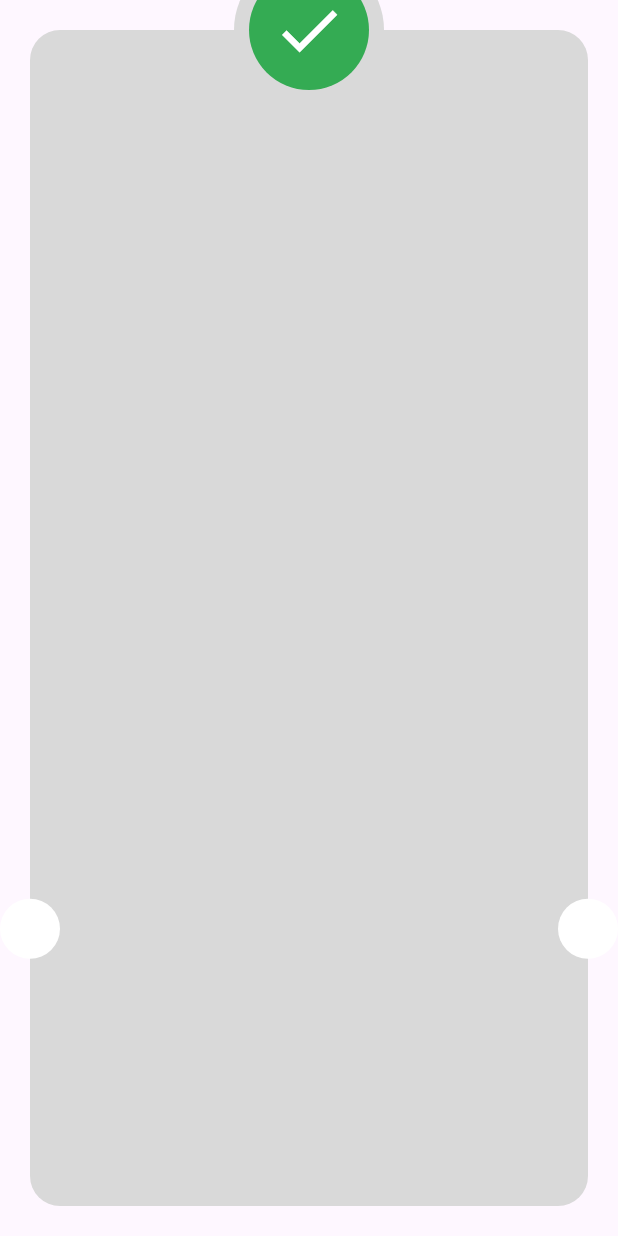
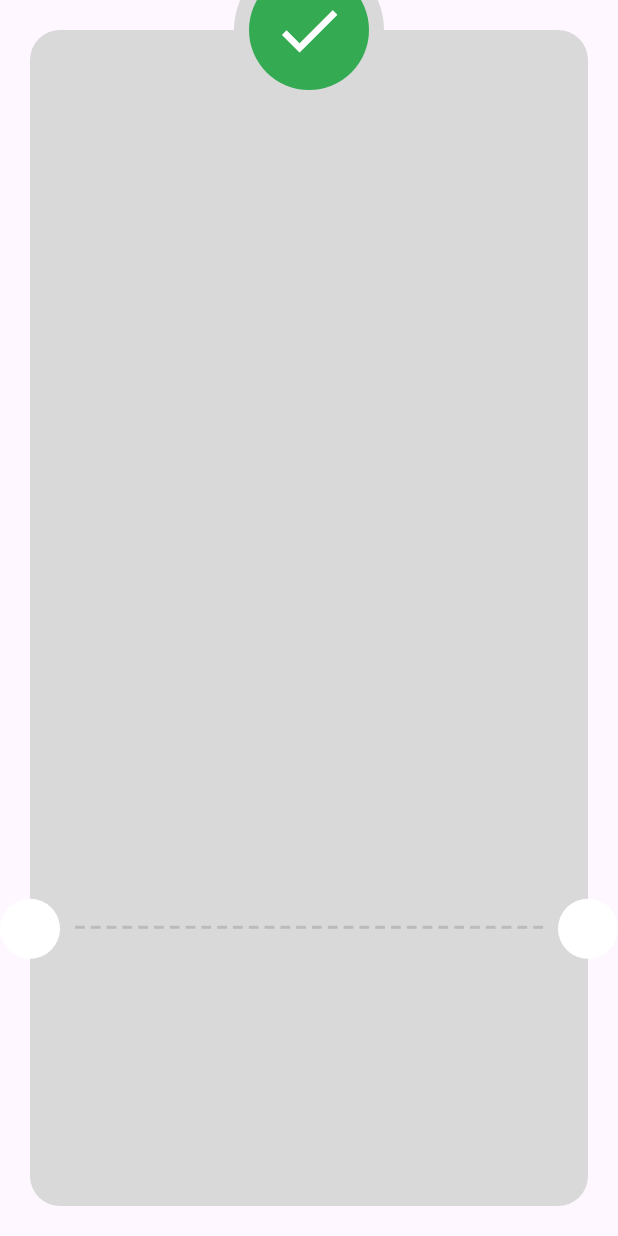
Before and after one commit to MohamedAliShosha/checkout_feature, a Flutter app: the ThankYouView screen opened directly, on a phone screen of 412 x 824 dp. Run offline on Flutter 3.47's test engine with Material 3 defaults, Android fonts, the phone set to English and light mode, and no system bars; our stand-ins replace flutter_credit_card; missing offline and left inert: svg_flutter.

Commit message:
feat: add horizontal divider to ThankYouViewBody for improved layout

```diff
--- a/lib/features/checkout/presentation/views/widgets/thank_you_view_body.dart
+++ b/lib/features/checkout/presentation/views/widgets/thank_you_view_body.dart
@@ -16,6 +16,27 @@ class ThankYouViewBody extends StatelessWidget {
                 color: const Color(0xffD9D9D9),
                 shape: RoundedRectangleBorder(
                   borderRadius: BorderRadius.circular(20),
+                ),
+              ),
+            ),
+            Positioned(
+              bottom: MediaQuery.sizeOf(context).height * .2 +
+                  20, // bottom moves the circle up , 20 is the radius of the circle
+              left: 20 + 8,
+              right: 20 +
+                  8, // 20 is the radius of the circle and 16 is the padding of the container
+              child: Row(
+                children: List.generate(
+                  30,
+                  (index) => Expanded(
+                    child: Padding(
+                      padding: const EdgeInsets.symmetric(horizontal: 2),
+                      child: Container(
+                        height: 2,
+                        color: const Color(0xffBBBBBB),
+                      ),
+                    ),
+                  ),
                 ),
               ),
             ),
```
